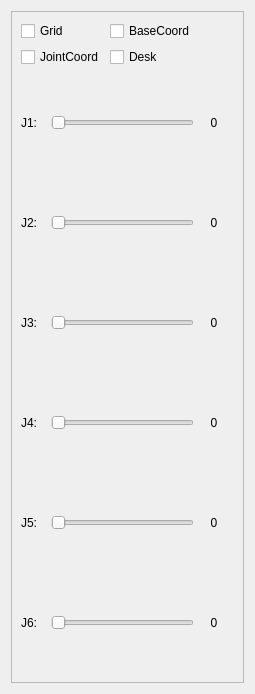
RichaoWang/RobotSimulation, file froms/robotcontrolwidget.ui: the form before one commit.
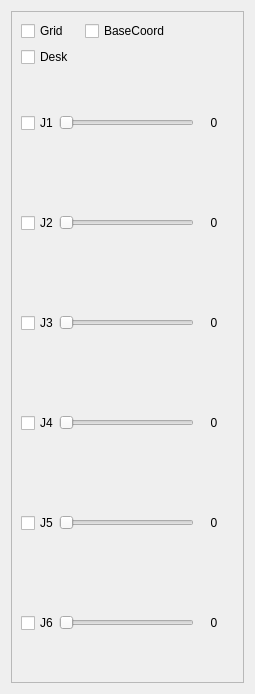
The form after the commit.

Commit message: feat: joint coordinates are displayed individually

```diff
--- a/froms/robotcontrolwidget.ui
+++ b/froms/robotcontrolwidget.ui
@@ -37,143 +37,6 @@
          <property name="spacing">
           <number>0</number>
          </property>
-         <item row="3" column="2">
-          <widget class="QLabel" name="j3Label">
-           <property name="minimumSize">
-            <size>
-             <width>40</width>
-             <height>0</height>
-            </size>
-           </property>
-           <property name="text">
-            <string>0</string>
-           </property>
-           <property name="alignment">
-            <set>Qt::AlignCenter</set>
-           </property>
-          </widget>
-         </item>
-         <item row="5" column="2">
-          <widget class="QLabel" name="j5Label">
-           <property name="minimumSize">
-            <size>
-             <width>40</width>
-             <height>0</height>
-            </size>
-           </property>
-           <property name="text">
-            <string>0</string>
-           </property>
-           <property name="alignment">
-            <set>Qt::AlignCenter</set>
-           </property>
-          </widget>
-         </item>
-         <item row="0" column="1">
-          <widget class="QSlider" name="j1Slider">
-           <property name="sizePolicy">
-            <sizepolicy hsizetype="Expanding" vsizetype="Preferred">
-             <horstretch>0</horstretch>
-             <verstretch>0</verstretch>
-            </sizepolicy>
-           </property>
-           <property name="orientation">
-            <enum>Qt::Horizontal</enum>
-           </property>
-          </widget>
-         </item>
-         <item row="0" column="0">
-          <widget class="QLabel" name="label">
-           <property name="sizePolicy">
-            <sizepolicy hsizetype="Minimum" vsizetype="Preferred">
-             <horstretch>0</horstretch>
-             <verstretch>0</verstretch>
-            </sizepolicy>
-           </property>
-           <property name="minimumSize">
-            <size>
-             <width>30</width>
-             <height>0</height>
-            </size>
-           </property>
-           <property name="text">
-            <string>J1:</string>
-           </property>
-           <property name="alignment">
-            <set>Qt::AlignLeading|Qt::AlignLeft|Qt::AlignVCenter</set>
-           </property>
-          </widget>
-         </item>
-         <item row="6" column="1">
-          <widget class="QSlider" name="j6Slider">
-           <property name="sizePolicy">
-            <sizepolicy hsizetype="Expanding" vsizetype="Preferred">
-             <horstretch>0</horstretch>
-             <verstretch>0</verstretch>
-            </sizepolicy>
-           </property>
-           <property name="orientation">
-            <enum>Qt::Horizontal</enum>
-           </property>
-          </widget>
-         </item>
-         <item row="3" column="0">
-          <widget class="QLabel" name="label_3">
-           <property name="sizePolicy">
-            <sizepolicy hsizetype="Minimum" vsizetype="Preferred">
-             <horstretch>0</horstretch>
-             <verstretch>0</verstretch>
-            </sizepolicy>
-           </property>
-           <property name="minimumSize">
-            <size>
-             <width>30</width>
-             <height>0</height>
-            </size>
-           </property>
-           <property name="text">
-            <string>J3:</string>
-           </property>
-           <property name="alignment">
-            <set>Qt::AlignLeading|Qt::AlignLeft|Qt::AlignVCenter</set>
-           </property>
-          </widget>
-         </item>
-         <item row="6" column="0">
-          <widget class="QLabel" name="label_6">
-           <property name="sizePolicy">
-            <sizepolicy hsizetype="Minimum" vsizetype="Preferred">
-             <horstretch>0</horstretch>
-             <verstretch>0</verstretch>
-            </sizepolicy>
-           </property>
-           <property name="minimumSize">
-            <size>
-             <width>30</width>
-             <height>0</height>
-            </size>
-           </property>
-           <property name="text">
-            <string>J6:</string>
-           </property>
-           <property name="alignment">
-            <set>Qt::AlignLeading|Qt::AlignLeft|Qt::AlignVCenter</set>
-           </property>
-          </widget>
-         </item>
-         <item row="2" column="1">
-          <widget class="QSlider" name="j2Slider">
-           <property name="sizePolicy">
-            <sizepolicy hsizetype="Expanding" vsizetype="Preferred">
-             <horstretch>0</horstretch>
-             <verstretch>0</verstretch>
-            </sizepolicy>
-           </property>
-           <property name="orientation">
-            <enum>Qt::Horizontal</enum>
-           </property>
-          </widget>
-         </item>
          <item row="6" column="2">
           <widget class="QLabel" name="j6Label">
            <property name="minimumSize">
@@ -190,19 +53,16 @@
            </property>
           </widget>
          </item>
-         <item row="4" column="2">
-          <widget class="QLabel" name="j4Label">
-           <property name="minimumSize">
-            <size>
-             <width>40</width>
-             <height>0</height>
-            </size>
+         <item row="0" column="1">
+          <widget class="QSlider" name="j1Slider">
+           <property name="sizePolicy">
+            <sizepolicy hsizetype="Expanding" vsizetype="Preferred">
+             <horstretch>0</horstretch>
+             <verstretch>0</verstretch>
+            </sizepolicy>
            </property>
-           <property name="text">
-            <string>0</string>
-           </property>
-           <property name="alignment">
-            <set>Qt::AlignCenter</set>
+           <property name="orientation">
+            <enum>Qt::Horizontal</enum>
            </property>
           </widget>
          </item>
@@ -228,41 +88,6 @@
            </property>
           </widget>
          </item>
-         <item row="3" column="1">
-          <widget class="QSlider" name="j3Slider">
-           <property name="sizePolicy">
-            <sizepolicy hsizetype="Expanding" vsizetype="Preferred">
-             <horstretch>0</horstretch>
-             <verstretch>0</verstretch>
-            </sizepolicy>
-           </property>
-           <property name="orientation">
-            <enum>Qt::Horizontal</enum>
-           </property>
-          </widget>
-         </item>
-         <item row="5" column="0">
-          <widget class="QLabel" name="label_5">
-           <property name="sizePolicy">
-            <sizepolicy hsizetype="Minimum" vsizetype="Preferred">
-             <horstretch>0</horstretch>
-             <verstretch>0</verstretch>
-            </sizepolicy>
-           </property>
-           <property name="minimumSize">
-            <size>
-             <width>30</width>
-             <height>0</height>
-            </size>
-           </property>
-           <property name="text">
-            <string>J5:</string>
-           </property>
-           <property name="alignment">
-            <set>Qt::AlignLeading|Qt::AlignLeft|Qt::AlignVCenter</set>
-           </property>
-          </widget>
-         </item>
          <item row="4" column="1">
           <widget class="QSlider" name="j4Slider">
            <property name="sizePolicy">
@@ -276,25 +101,32 @@
            </property>
           </widget>
          </item>
-         <item row="2" column="0">
-          <widget class="QLabel" name="label_2">
+         <item row="3" column="1">
+          <widget class="QSlider" name="j3Slider">
            <property name="sizePolicy">
-            <sizepolicy hsizetype="Minimum" vsizetype="Preferred">
+            <sizepolicy hsizetype="Expanding" vsizetype="Preferred">
              <horstretch>0</horstretch>
              <verstretch>0</verstretch>
             </sizepolicy>
            </property>
+           <property name="orientation">
+            <enum>Qt::Horizontal</enum>
+           </property>
+          </widget>
+         </item>
+         <item row="4" column="2">
+          <widget class="QLabel" name="j4Label">
            <property name="minimumSize">
             <size>
-             <width>30</width>
+             <width>40</width>
              <height>0</height>
             </size>
            </property>
            <property name="text">
-            <string>J2:</string>
+            <string>0</string>
            </property>
            <property name="alignment">
-            <set>Qt::AlignLeading|Qt::AlignLeft|Qt::AlignVCenter</set>
+            <set>Qt::AlignCenter</set>
            </property>
           </widget>
          </item>
@@ -314,25 +146,19 @@
            </property>
           </widget>
          </item>
-         <item row="4" column="0">
-          <widget class="QLabel" name="label_4">
-           <property name="sizePolicy">
-            <sizepolicy hsizetype="Minimum" vsizetype="Preferred">
-             <horstretch>0</horstretch>
-             <verstretch>0</verstretch>
-            </sizepolicy>
-           </property>
+         <item row="5" column="2">
+          <widget class="QLabel" name="j5Label">
            <property name="minimumSize">
             <size>
-             <width>30</width>
+             <width>40</width>
              <height>0</height>
             </size>
            </property>
            <property name="text">
-            <string>J4:</string>
+            <string>0</string>
            </property>
            <property name="alignment">
-            <set>Qt::AlignLeading|Qt::AlignLeft|Qt::AlignVCenter</set>
+            <set>Qt::AlignCenter</set>
            </property>
           </widget>
          </item>
@@ -349,6 +175,126 @@
            </property>
           </widget>
          </item>
+         <item row="2" column="1">
+          <widget class="QSlider" name="j2Slider">
+           <property name="sizePolicy">
+            <sizepolicy hsizetype="Expanding" vsizetype="Preferred">
+             <horstretch>0</horstretch>
+             <verstretch>0</verstretch>
+            </sizepolicy>
+           </property>
+           <property name="orientation">
+            <enum>Qt::Horizontal</enum>
+           </property>
+          </widget>
+         </item>
+         <item row="3" column="2">
+          <widget class="QLabel" name="j3Label">
+           <property name="minimumSize">
+            <size>
+             <width>40</width>
+             <height>0</height>
+            </size>
+           </property>
+           <property name="text">
+            <string>0</string>
+           </property>
+           <property name="alignment">
+            <set>Qt::AlignCenter</set>
+           </property>
+          </widget>
+         </item>
+         <item row="6" column="1">
+          <widget class="QSlider" name="j6Slider">
+           <property name="sizePolicy">
+            <sizepolicy hsizetype="Expanding" vsizetype="Preferred">
+             <horstretch>0</horstretch>
+             <verstretch>0</verstretch>
+            </sizepolicy>
+           </property>
+           <property name="orientation">
+            <enum>Qt::Horizontal</enum>
+           </property>
+          </widget>
+         </item>
+         <item row="0" column="0">
+          <widget class="QCheckBox" name="j1CheckBox">
+           <property name="sizePolicy">
+            <sizepolicy hsizetype="Minimum" vsizetype="Preferred">
+             <horstretch>0</horstretch>
+             <verstretch>0</verstretch>
+            </sizepolicy>
+           </property>
+           <property name="text">
+            <string>J1</string>
+           </property>
+          </widget>
+         </item>
+         <item row="2" column="0">
+          <widget class="QCheckBox" name="j2CheckBox">
+           <property name="sizePolicy">
+            <sizepolicy hsizetype="Minimum" vsizetype="Preferred">
+             <horstretch>0</horstretch>
+             <verstretch>0</verstretch>
+            </sizepolicy>
+           </property>
+           <property name="text">
+            <string>J2</string>
+           </property>
+          </widget>
+         </item>
+         <item row="3" column="0">
+          <widget class="QCheckBox" name="j3CheckBox">
+           <property name="sizePolicy">
+            <sizepolicy hsizetype="Minimum" vsizetype="Preferred">
+             <horstretch>0</horstretch>
+             <verstretch>0</verstretch>
+            </sizepolicy>
+           </property>
+           <property name="text">
+            <string>J3</string>
+           </property>
+          </widget>
+         </item>
+         <item row="4" column="0">
+          <widget class="QCheckBox" name="j4CheckBox">
+           <property name="sizePolicy">
+            <sizepolicy hsizetype="Minimum" vsizetype="Preferred">
+             <horstretch>0</horstretch>
+             <verstretch>0</verstretch>
+            </sizepolicy>
+           </property>
+           <property name="text">
+            <string>J4</string>
+           </property>
+          </widget>
+         </item>
+         <item row="5" column="0">
+          <widget class="QCheckBox" name="j5CheckBox">
+           <property name="sizePolicy">
+            <sizepolicy hsizetype="Minimum" vsizetype="Preferred">
+             <horstretch>0</horstretch>
+             <verstretch>0</verstretch>
+            </sizepolicy>
+           </property>
+           <property name="text">
+            <string>J5</string>
+           </property>
+          </widget>
+         </item>
+         <item row="6" column="0">
+          <widget class="QCheckBox" name="j6CheckBox">
+           <property name="sizePolicy">
+            <sizepolicy hsizetype="Minimum" vsizetype="Preferred">
+             <horstretch>0</horstretch>
+             <verstretch>0</verstretch>
+            </sizepolicy>
+           </property>
+           <property name="text">
+            <string>J6</string>
+           </property>
+          </widget>
+         </item>
         </layout>
        </item>
        <item row="0" column="1">
@@ -358,20 +304,6 @@
          </property>
         </widget>
        </item>
-       <item row="3" column="1">
-        <widget class="QCheckBox" name="deskCheckBox">
-         <property name="text">
-          <string>Desk</string>
-         </property>
-        </widget>
-       </item>
-       <item row="3" column="0">
-        <widget class="QCheckBox" name="jCoordCheckBox">
-         <property name="text">
-          <string>JointCoord</string>
-         </property>
-        </widget>
-       </item>
        <item row="0" column="0">
         <widget class="QCheckBox" name="gridCheckBox">
          <property name="text">
@@ -379,6 +311,13 @@
          </property>
         </widget>
        </item>
+       <item row="1" column="0">
+        <widget class="QCheckBox" name="deskCheckBox">
+         <property name="text">
+          <string>Desk</string>
+         </property>
+        </widget>
+       </item>
       </layout>
      </widget>
     </widget>
```
The commit also changes 2 other files.
